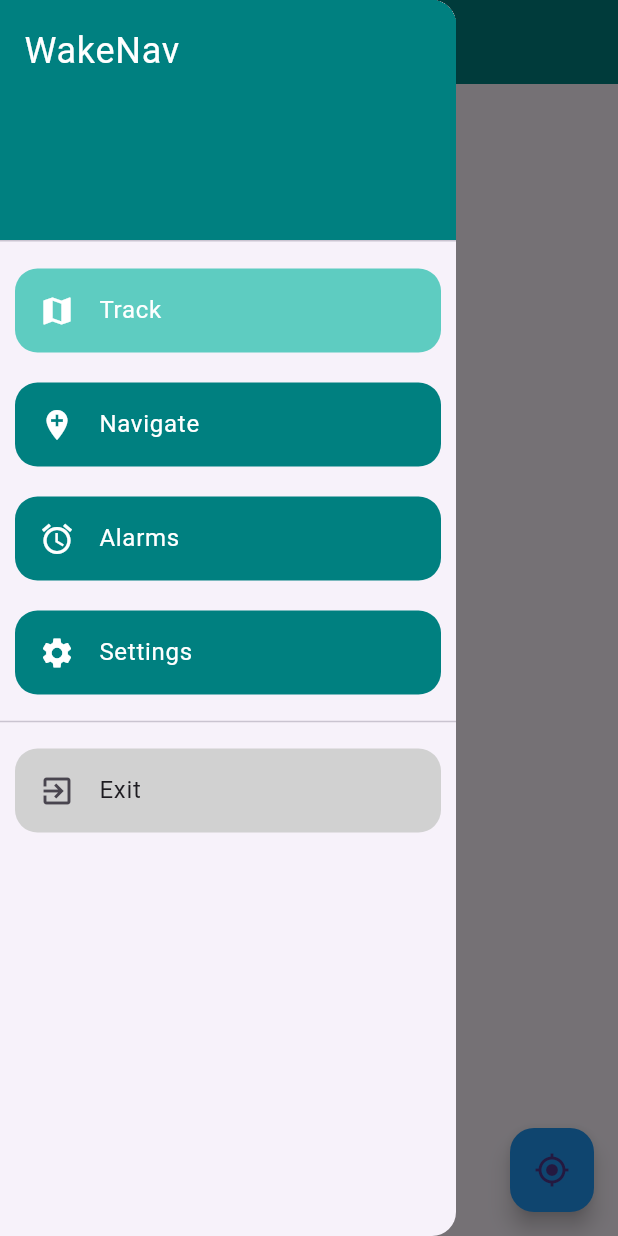
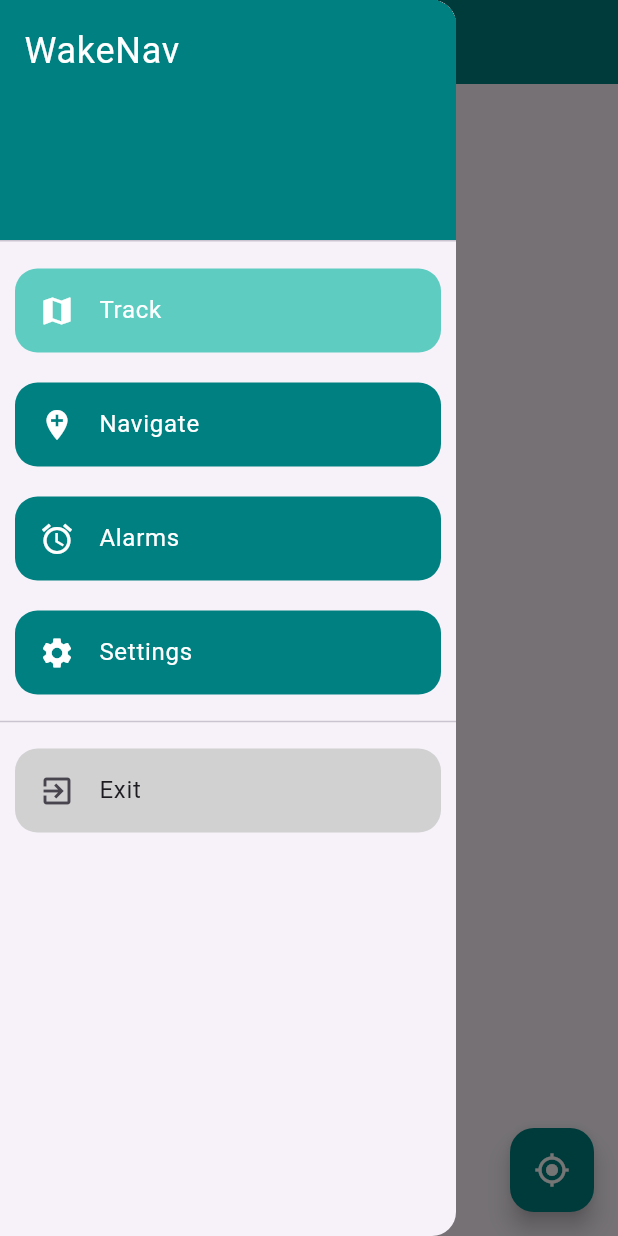
Before and after one commit to enzouro/WakeNav, a Flutter app: the screen it shows after launch, with the side drawer open, on a phone screen of 412 x 824 dp. Run offline on Flutter 3.47's test engine with Material 3 defaults, Android fonts, the phone set to English and light mode, and no system bars; our stand-ins replace flutter_map, geolocator, latlong2, shared_preferences; missing offline and left inert: flutter_map_cancellable_tile_provider.

Commit message:
fixed colors in some icons

```diff
--- a/wakenav/lib/track_page.dart
+++ b/wakenav/lib/track_page.dart
@@ -149,7 +149,7 @@ class _TrackPageState extends State<TrackPage> {
                           point: _currentPosition!,
                           child: Icon(
                             Icons.my_location,
-                            color: Colors.blue,
+                            color: Color.fromARGB(255, 0, 172, 172),
                             size: 30.0,
                           ),
                         ),
@@ -178,7 +178,7 @@ class _TrackPageState extends State<TrackPage> {
                                   LatLng(alarm.latitude, alarm.longitude)
                                 ],
                                 strokeWidth: 4.0,
-                                color: Colors.blue,
+                                color: Color.fromARGB(255, 0, 172, 172),
                               ))
                           .toList(),
                     ),
@@ -232,8 +232,8 @@ class _TrackPageState extends State<TrackPage> {
             ),
       floatingActionButton: FloatingActionButton(
         onPressed: _centerOnUserLocation,
-        child: Icon(Icons.my_location),
-        backgroundColor: Colors.blue,
+        child: Icon(Icons.my_location, color: Colors.white,),
+        backgroundColor: Color(0xFF008080),
       ),
     );
   }
```
Also changed, not shown: wakenav/lib/navigate_page.dart (+26 -6 lines).
